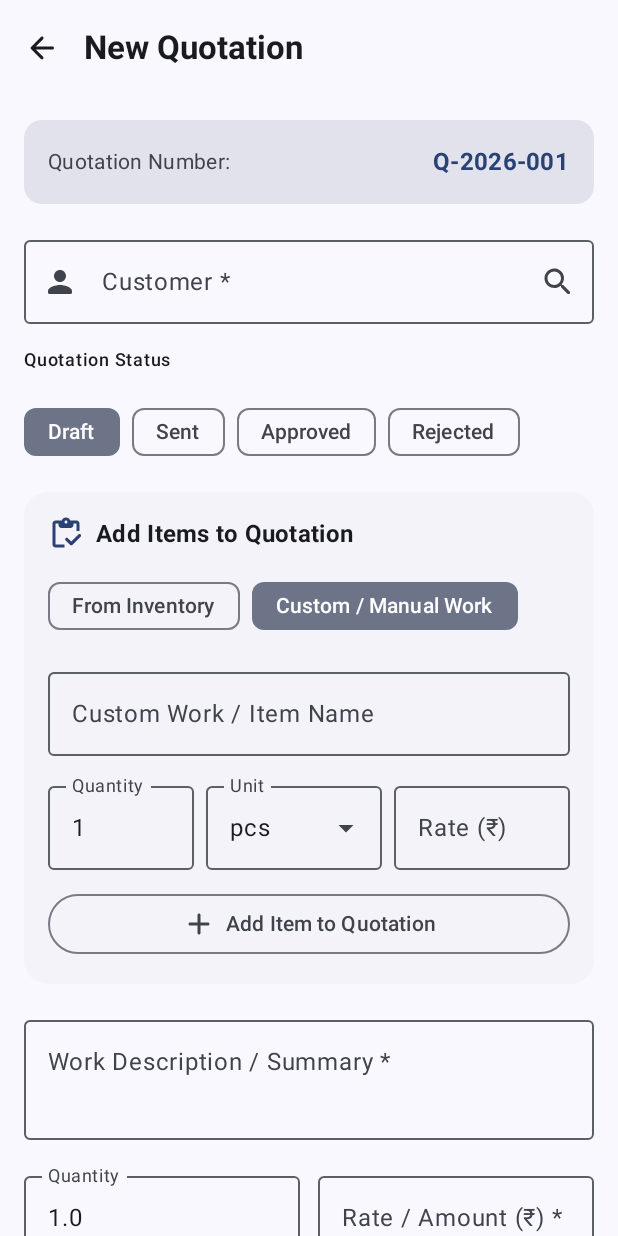
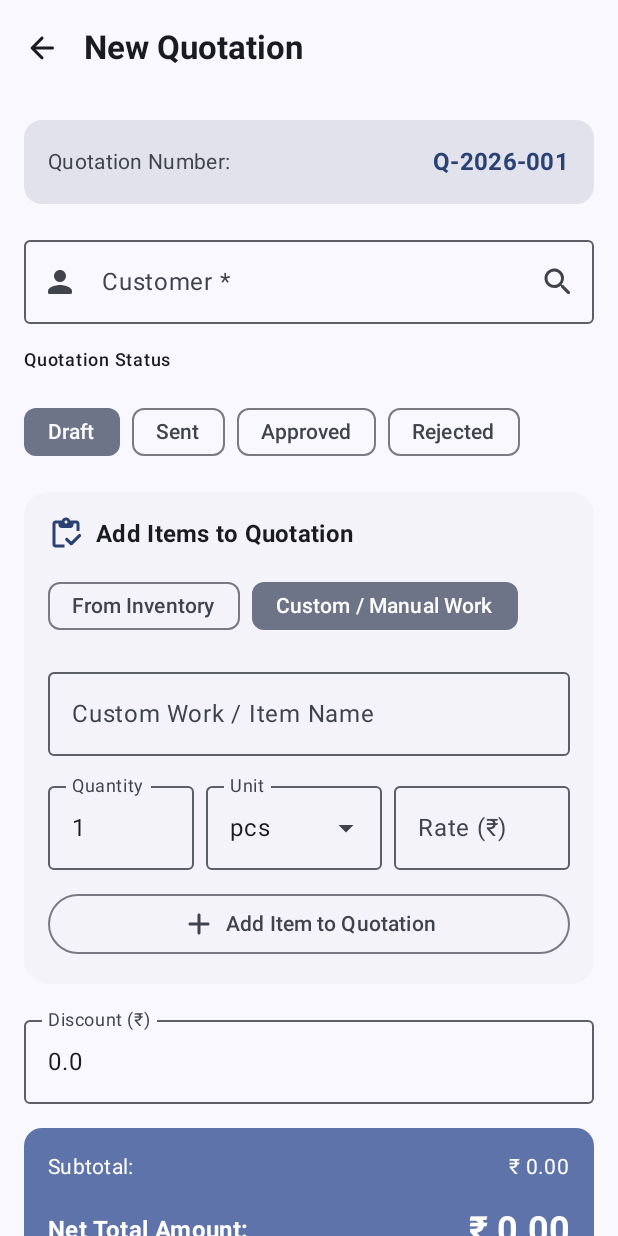
Before and after one commit to DanishKhan25/hissabBook, an Android app built with Jetpack Compose: the composable CreateQuotationScreen shown on its own in the app's theme, on a phone screen of 412 x 824 dp. Run offline under Robolectric (Android 15) with nearby library versions, the phone set to English and light mode, and no system bars.

Commit message:
Simplify form fields in invoice and quotation creation screens
- Remove redundant manual description, amount, quantity, and rate text fields from `CreateInvoiceScreen` and `CreateQuotationScreen`.
- Update item mode filter chip labels and shorten unit rate label in `CreateInvoiceScreen`.
- Shorten default search placeholder text in `SearchableInventoryPicker`.

```diff
--- a/app/src/main/java/com/example/hisabbook/ui/inventory/SearchableInventoryPicker.kt
+++ b/app/src/main/java/com/example/hisabbook/ui/inventory/SearchableInventoryPicker.kt
@@ -36,7 +36,7 @@ fun SearchableInventoryPicker(
     onItemSelected: (InventoryItem) -> Unit,
     modifier: Modifier = Modifier,
     label: String = "Select Inventory Item",
-    placeholder: String = "Type to search inventory items...",
+    placeholder: String = "Type to search inventory",
 ) {
     var expanded by remember { mutableStateOf(false) }
     var searchQuery by remember {
--- a/app/src/main/java/com/example/hisabbook/ui/quotation/CreateQuotationScreen.kt
+++ b/app/src/main/java/com/example/hisabbook/ui/quotation/CreateQuotationScreen.kt
@@ -474,57 +474,57 @@ fun CreateQuotationScreen(
                 }
             }
 
-            // Work Description / Items summary
-            OutlinedTextField(
-                value = description,
-                onValueChange = {
-                    description = it
-                    if (it.isNotBlank()) descriptionError = null
-                },
-                label = { Text("Work Description / Summary *") },
-                placeholder = { Text("e.g. Aluminium Sliding Windows 3Track - 120 sq ft") },
-                isError = descriptionError != null,
-                supportingText = descriptionError?.let { { Text(it) } },
-                minLines = 2,
-                maxLines = 4,
-                modifier = Modifier.fillMaxWidth()
-            )
+//            // Work Description / Items summary
+//            OutlinedTextField(
+//                value = description,
+//                onValueChange = {
+//                    description = it
+//                    if (it.isNotBlank()) descriptionError = null
+//                },
+//                label = { Text("Work Description / Summary *") },
+//                placeholder = { Text("e.g. Aluminium Sliding Windows 3Track - 120 sq ft") },
+//                isError = descriptionError != null,
+//                supportingText = descriptionError?.let { { Text(it) } },
+//                minLines = 2,
+//                maxLines = 4,
+//                modifier = Modifier.fillMaxWidth()
+//            )
 
             // Quantity & Rate row
-            Row(
-                modifier = Modifier.fillMaxWidth(),
-                horizontalArrangement = Arrangement.spacedBy(12.dp)
-            ) {
-                OutlinedTextField(
-                    value = quantityText,
-                    onValueChange = { quantityText = it },
-                    label = { Text("Quantity") },
-                    keyboardOptions = KeyboardOptions(
-                        keyboardType = KeyboardType.Decimal,
-                        imeAction = ImeAction.Next
-                    ),
-                    singleLine = true,
-                    modifier = Modifier.weight(1f)
-                )
-
-                OutlinedTextField(
-                    value = rateText,
-                    onValueChange = {
-                        rateText = it
-                        val clean = it.parseCleanDouble()
-                        if (clean != null && clean > 0) rateError = null
-                    },
-                    label = { Text("Rate / Amount (₹) *") },
-                    keyboardOptions = KeyboardOptions(
-                        keyboardType = KeyboardType.Decimal,
-                        imeAction = ImeAction.Next
-                    ),
-                    isError = rateError != null,
-                    supportingText = rateError?.let { { Text(it) } },
-                    singleLine = true,
-                    modifier = Modifier.weight(1f)
-                )
-            }
+//            Row(
+//                modifier = Modifier.fillMaxWidth(),
+//                horizontalArrangement = Arrangement.spacedBy(12.dp)
+//            ) {
+//                OutlinedTextField(
+//                    value = quantityText,
+//                    onValueChange = { quantityText = it },
+//                    label = { Text("Quantity") },
+//                    keyboardOptions = KeyboardOptions(
+//                        keyboardType = KeyboardType.Decimal,
+//                        imeAction = ImeAction.Next
+//                    ),
+//                    singleLine = true,
+//                    modifier = Modifier.weight(1f)
+//                )
+//
+//                OutlinedTextField(
+//                    value = rateText,
+//                    onValueChange = {
+//                        rateText = it
+//                        val clean = it.parseCleanDouble()
+//                        if (clean != null && clean > 0) rateError = null
+//                    },
+//                    label = { Text("Rate / Amount (₹) *") },
+//                    keyboardOptions = KeyboardOptions(
+//                        keyboardType = KeyboardType.Decimal,
+//                        imeAction = ImeAction.Next
+//                    ),
+//                    isError = rateError != null,
+//                    supportingText = rateError?.let { { Text(it) } },
+//                    singleLine = true,
+//                    modifier = Modifier.weight(1f)
+//                )
+//            }
 
             // Discount
             OutlinedTextField(
```
Also changed, not shown: app/src/main/java/com/example/hisabbook/ui/invoice/CreateInvoiceScreen.kt (+34 -34 lines).
